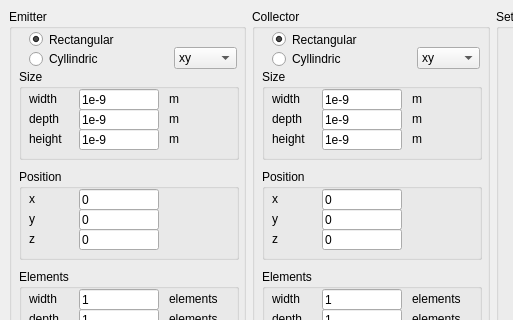
Before: the Qt Designer form Tensor/mainWindow.ui in pawelkulig1/Demagnetization-Tensor-Tool, drawn with Qt 5; both pictures show x 0 to 513 and y 0 to 320 of the 742 by 464 pixel window.
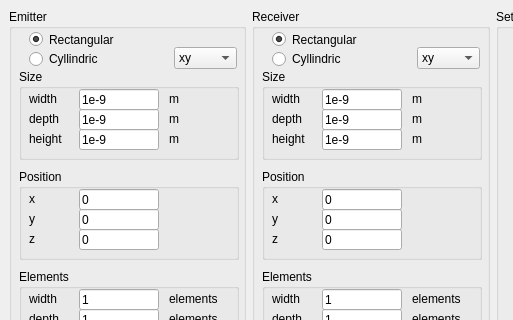
After: the same form once the commit is applied.

```diff
--- a/Tensor/mainWindow.ui
+++ b/Tensor/mainWindow.ui
@@ -482,7 +482,7 @@
     <item row="0" column="1">
      <widget class="QGroupBox" name="collectorGroupBox">
       <property name="title">
-       <string>Collector</string>
+       <string>Receiver</string>
       </property>
       <widget class="QRadioButton" name="collectorCylRadioButton">
        <property name="enabled">
```
